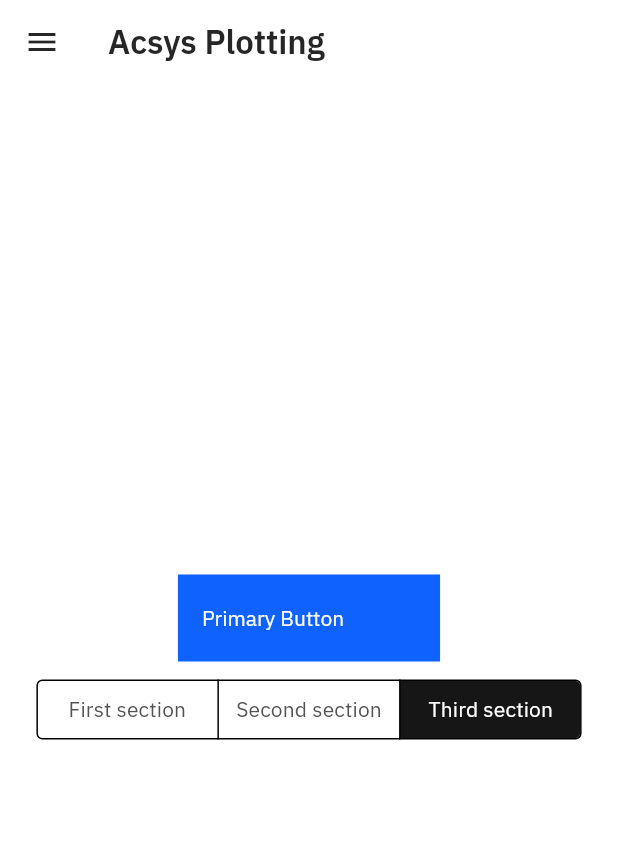
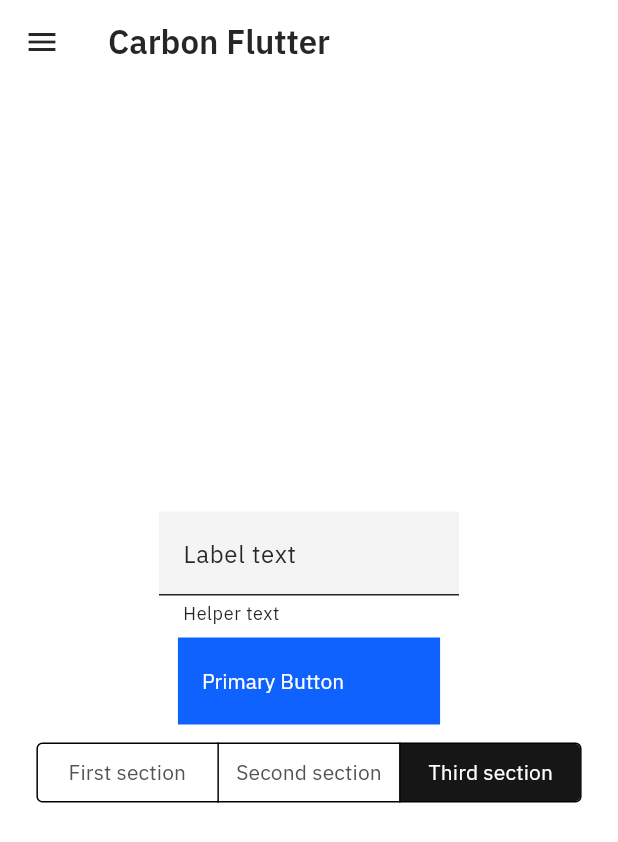
Before and after one commit to mguzman04/carbon-flutter, a Flutter app: the screen it shows after launch, on a phone screen of 412 x 824 dp. Shown: the top 842 px of the screen. Run offline on Flutter 3.47's test engine with Material 3 defaults, Android fonts, the phone set to English and light mode, and no system bars; project files that could hold a hidden picture were left out.

Commit message:
feat: created carbonTextInput widget

```diff
--- a/example/lib/main.dart
+++ b/example/lib/main.dart
@@ -12,7 +12,7 @@ class MyApp extends StatelessWidget {
   @override
   Widget build(BuildContext context) {
     return MaterialApp(
-      title: 'Flutter Demo',
+      title: 'Carbon Flutter',
       theme: ThemeData(
         textTheme: carbonTextTheme(carbonGray100),
         colorScheme: ColorScheme.light(
@@ -43,7 +43,7 @@ class MyApp extends StatelessWidget {
         ),
         extensions: <ThemeExtension<dynamic>>[CarbonTheme.gray100],
       ),
-      home: const MyHomePage(title: 'Acsys Plotting'),
+      home: const MyHomePage(title: 'Carbon Flutter'),
     );
   }
 }
@@ -93,7 +93,7 @@ class _MyHomePageState extends State<MyHomePage> {
         // TRY THIS: Try changing the color here to a specific color (to
         // Colors.amber, perhaps?) and trigger a hot reload to see the AppBar
         // change color while the other colors stay the same.
-        backgroundColor: Theme.of(context).colorScheme.inversePrimary,
+        backgroundColor: Theme.of(context).colorScheme.surface,
         // Here we take the value from the MyHomePage object that was created by
         // the App.build method, and use it to set our appbar title.
         title: Text(widget.title),
@@ -120,6 +120,13 @@ class _MyHomePageState extends State<MyHomePage> {
           // wireframe for each widget.
           mainAxisAlignment: MainAxisAlignment.center,
           children: <Widget>[
+            SizedBox(
+              width: 200.0, // Set your desired width
+              child: CarbonTextInput(),
+            ),
+            Padding(
+              padding: EdgeInsetsGeometry.directional(top: 4.0, bottom: 4.0),
+            ),
             CarbonElevatedButton(
               label: 'Primary Button',
               onPressed: () => print('Carbon button pressed'),
--- /dev/null
+++ b/lib/src/widgets/carbon_text_input.dart
@@ -0,0 +1,26 @@
+import 'package:flutter/material.dart';
+import 'package:carbon_flutter/src/themes/colors.dart';
+
+class CarbonTextInput extends StatelessWidget {
+  const CarbonTextInput({super.key});
+
+  @override
+  Widget build(BuildContext context) {
+    final carbonTheme = Theme.of(context).extension<CarbonTheme>()!;
+    return TextField(
+      // readOnly: true,
+      // enabled: false,
+      style: TextStyle(color: carbonTheme.textPrimary),
+      decoration: InputDecoration(
+        labelText: 'Label text',
+        helperText: 'Helper text',
+        fillColor: carbonTheme.field01,
+        filled: true,
+        border: UnderlineInputBorder(
+          // borderSide: BorderSide.none,
+          borderRadius: BorderRadius.zero,
+        ),
+      ),
+    );
+  }
+}
--- a/lib/widgets.dart
+++ b/lib/widgets.dart
@@ -1,2 +1,3 @@
 export 'src/widgets/carbon_buttons.dart';
 export 'src/widgets/carbon_context_switch.dart';
+export 'src/widgets/carbon_text_input.dart';
```
